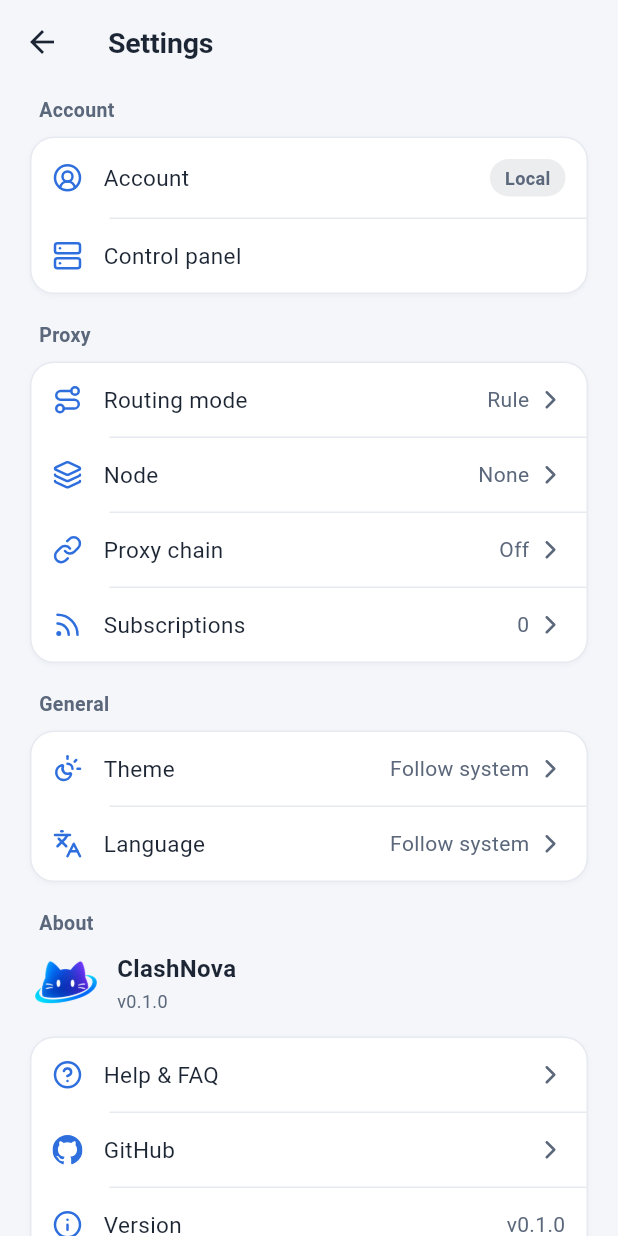
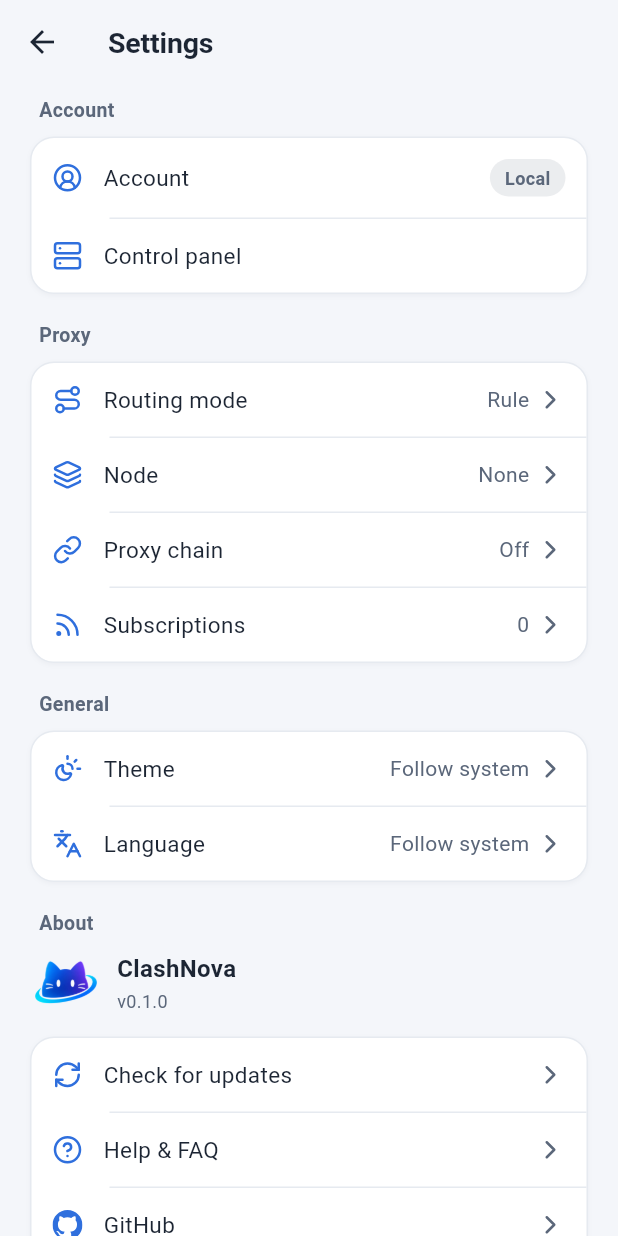
Before and after one commit to clashnova-dev/ClashNova-Mobile, a Flutter app: the SettingsPage screen opened directly, on a phone screen of 412 x 824 dp. Run offline on Flutter 3.47's test engine with Material 3 defaults, Android fonts, the phone set to English and light mode, and no system bars; our stand-ins replace flutter_secure_storage, flutter_svg, lucide_icons_flutter, plugin_platform_interface, shared_preferences, yaml; missing offline and left inert: mobile_scanner; accounts and stored records are empty.

Commit message:
Build signed Android releases and check GitHub updates

````diff
--- a/lib/env.dart
+++ b/lib/env.dart
@@ -8,6 +8,8 @@
 /// ```
 class AppEnv {
   const AppEnv._();
+
+  static const String appVersion = String.fromEnvironment('APP_VERSION', defaultValue: '0.1.0');
 
   /// Whether the account / sign-in system is shown. When false the app skips
   /// the login screen and runs as a plain subscription client.
--- a/lib/i18n.dart
+++ b/lib/i18n.dart
@@ -45,6 +45,13 @@ String interpolate(String template, Map<String, String>? params) {
 }
 
 const Map<String, String> kEn = {
+  'updates.check': "Check for updates",
+  'updates.checking': "Checking…",
+  'updates.current': "You are on the latest version",
+  'updates.available': "Update available: {version}",
+  'updates.download': "View download",
+  'updates.github': "Downloads are provided by the official GitHub Releases page.",
+  'updates.failed': "Could not check for updates. Try again later.",
   // common
   'common.cancel': 'Cancel',
   'common.add': 'Add',
@@ -275,6 +282,13 @@ const Map<String, String> kEn = {
 };
 
 const Map<String, String> kZh = {
+  'updates.check': "检查更新",
+  'updates.checking': "正在检查…",
+  'updates.current': "已是最新版本",
+  'updates.available': "可更新到 {version}",
+  'updates.download': "前往下载",
+  'updates.github': "更新包由官方 GitHub Releases 页面提供。",
+  'updates.failed': "检查更新失败，请稍后重试。",
   // common
   'common.cancel': '取消',
   'common.add': '添加',
--- a/lib/i18n/de.dart
+++ b/lib/i18n/de.dart
@@ -1,5 +1,12 @@
 // German (Deutsch) messages.
 const Map<String, String> kDe = {
+  'updates.check': "Nach Updates suchen",
+  'updates.checking': "Wird geprüft…",
+  'updates.current': "Die Version ist aktuell",
+  'updates.available': "Update verfügbar: {version}",
+  'updates.download': "Zum Download",
+  'updates.github': "Downloads werden auf der offiziellen GitHub-Releases-Seite bereitgestellt.",
+  'updates.failed': "Updates konnten nicht geprüft werden.",
   // common
   'common.cancel': 'Abbrechen',
   'common.add': 'Hinzufügen',
--- a/lib/i18n/fr.dart
+++ b/lib/i18n/fr.dart
@@ -1,5 +1,12 @@
 // French (Français) messages.
 const Map<String, String> kFr = {
+  'updates.check': "Rechercher des mises à jour",
+  'updates.checking': "Vérification…",
+  'updates.current': "La version est à jour",
+  'updates.available': "Mise à jour disponible : {version}",
+  'updates.download': "Télécharger",
+  'updates.github': "Les téléchargements sont disponibles sur la page GitHub Releases officielle.",
+  'updates.failed': "Impossible de rechercher les mises à jour.",
   // common
   'common.cancel': 'Annuler',
   'common.add': 'Ajouter',
--- a/lib/i18n/ja.dart
+++ b/lib/i18n/ja.dart
@@ -1,5 +1,12 @@
 // Japanese (日本語) messages.
 const Map<String, String> kJa = {
+  'updates.check': "更新を確認",
+  'updates.checking': "確認中…",
+  'updates.current': "最新バージョンです",
+  'updates.available': "更新があります: {version}",
+  'updates.download': "ダウンロード",
+  'updates.github': "公式 GitHub Releases ページからダウンロードします。",
+  'updates.failed': "更新を確認できませんでした。",
   'common.cancel': 'キャンセル',
   'common.add': '追加',
   'common.copy': 'コピー',
--- a/lib/i18n/ko.dart
+++ b/lib/i18n/ko.dart
@@ -1,5 +1,12 @@
 // Korean (한국어) messages.
 const Map<String, String> kKo = {
+  'updates.check': "업데이트 확인",
+  'updates.checking': "확인 중…",
+  'updates.current': "최신 버전입니다",
+  'updates.available': "업데이트 가능: {version}",
+  'updates.download': "다운로드",
+  'updates.github': "공식 GitHub Releases 페이지에서 다운로드합니다.",
+  'updates.failed': "업데이트를 확인할 수 없습니다.",
   // common
   'common.cancel': '취소',
   'common.add': '추가',
--- a/lib/i18n/ru.dart
+++ b/lib/i18n/ru.dart
@@ -1,5 +1,12 @@
 // Russian (Русский) messages.
 const Map<String, String> kRu = {
+  'updates.check': "Проверить обновления",
+  'updates.checking': "Проверка…",
+  'updates.current': "Установлена последняя версия",
+  'updates.available': "Доступно обновление: {version}",
+  'updates.download': "Скачать",
+  'updates.github': "Загрузки доступны на официальной странице GitHub Releases.",
+  'updates.failed': "Не удалось проверить обновления.",
   'common.cancel': 'Отмена',
   'common.add': 'Добавить',
   'common.copy': 'Копировать',
--- a/lib/pages/settings_page.dart
+++ b/lib/pages/settings_page.dart
@@ -3,6 +3,7 @@ import 'package:flutter_svg/flutter_svg.dart';
 import 'package:url_launcher/url_launcher.dart';
 
 import '../app_state.dart';
+import '../core/github_updates.dart';
 import '../env.dart';
 import '../i18n.dart';
 import '../theme.dart';
@@ -13,13 +14,13 @@ import 'nodes_page.dart';
 import 'subscriptions_page.dart';
 import 'package:lucide_icons_flutter/lucide_icons.dart';
 
-const String _appVersion = '0.1.0';
+const String _appVersion = AppEnv.appVersion;
 
-/// Open an external About-page link (repository, chat group) in the browser.
+/// Open the project repository in the browser.
 void _openUrl(String url) {
   final uri = Uri.tryParse(url);
   if (uri != null &&
-      const {'https', 'tg'}.contains(uri.scheme) &&
+      const {'https'}.contains(uri.scheme) &&
       uri.host.isNotEmpty && uri.userInfo.isEmpty &&
       url.length <= 8192 && !RegExp(r'[\x00-\x1f\x7f]').hasMatch(url)) {
     launchUrl(uri, mode: LaunchMode.externalApplication).ignore();
@@ -137,6 +138,7 @@ class SettingsPage extends StatelessWidget {
             ),
           ),
           _GroupBody(children: [
+            const _UpdateRow(),
             _Row(
               icon: LucideIcons.circleHelp,
               title: t('settings.help'),
@@ -460,3 +462,56 @@ class _PickerOption extends StatelessWidget {
     );
   }
 }
+
+class _UpdateRow extends StatefulWidget {
+  const _UpdateRow();
+  @override
+  State<_UpdateRow> createState() => _UpdateRowState();
+}
+
+class _UpdateRowState extends State<_UpdateRow> {
+  bool _checking = false;
+
+  Future<void> _check() async {
+    if (_checking) return;
+    setState(() => _checking = true);
+    final t = AppScope.of(context).t;
+    try {
+      final update = await checkGitHubUpdate(currentVersion: AppEnv.appVersion);
+      if (!mounted) return;
+      if (update == null) {
+        ScaffoldMessenger.of(context).showSnackBar(SnackBar(content: Text(t('updates.current'))));
+        return;
+      }
+      final download = await showDialog<bool>(
+        context: context,
+        builder: (ctx) => AlertDialog(
+          title: Text(t('updates.available', {'version': update.version})),
+          content: Text(t('updates.github')),
+          actions: [
+            TextButton(onPressed: () => Navigator.pop(ctx, false), child: Text(t('common.cancel'))),
+            FilledButton(onPressed: () => Navigator.pop(ctx, true), child: Text(t('updates.download'))),
+          ],
+        ),
+      );
+      if (download == true && !await launchUrl(update.releaseUrl, mode: LaunchMode.externalApplication)) {
+        throw StateError('Could not open release');
+      }
+    } catch (_) {
+      if (mounted) ScaffoldMessenger.of(context).showSnackBar(SnackBar(content: Text(t('updates.failed'))));
+    } finally {
+      if (mounted) setState(() => _checking = false);
+    }
+  }
+
+  @override
+  Widget build(BuildContext context) {
+    final t = AppScope.of(context).t;
+    return _Row(
+      icon: LucideIcons.refreshCw,
+      title: t('updates.check'),
+      value: _checking ? t('updates.checking') : '',
+      onTap: _checking ? null : _check,
+    );
+  }
+}
````
Also changed, not shown: lib/core/github_updates.dart (added, +64 -0 lines), 6 other files.
